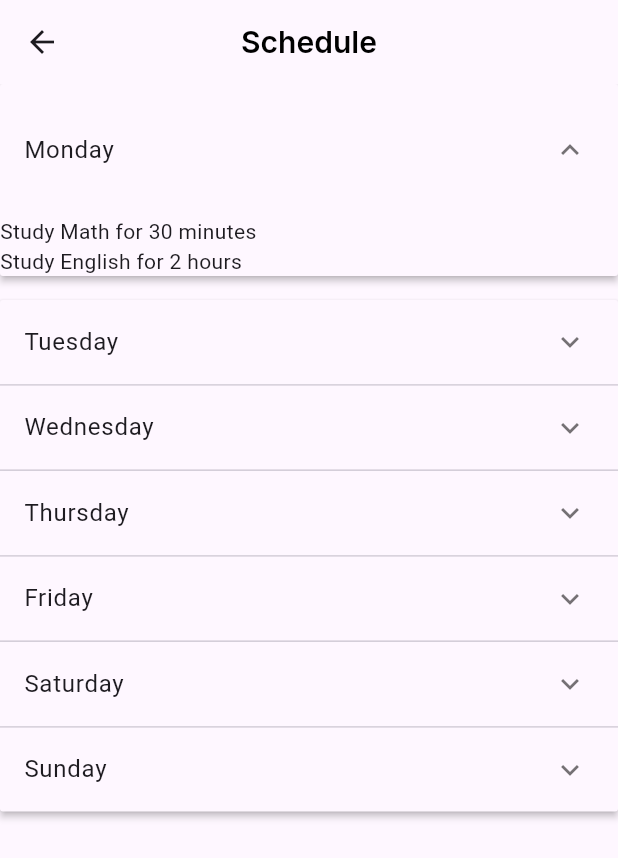
After one commit to sidqiarasyid/EduFlo, a Flutter app: the ScheduleAllPage screen opened directly, after a tap on the "expand more" icon, on a phone screen of 412 x 824 dp. The commit adds this screen. Shown: the top 858 px of the screen. Run offline on Flutter 3.47's test engine with Material 3 defaults, Android fonts, the phone set to English and light mode, and no system bars; our stand-ins replace flutter_svg, fluttertoast, google_fonts, just_audio, sqflite, stop_watch_timer and 1 more; accounts and stored records are empty.

Commit message:
feat: [GA] schedule all

```diff
--- /dev/null
+++ b/lib/local/dummy/schedule.dart
@@ -0,0 +1,6 @@
+import 'package:edu_flo/model/dummy/schedule_perDay.dart';
+
+List<ScheduleDay> one_week = [
+  ScheduleDay(activity: "Study Math for 30 minutes"),
+  ScheduleDay(activity: "Study English for 2 hours"),
+];
--- /dev/null
+++ b/lib/local/dummy/schedule_all.dart
@@ -0,0 +1,12 @@
+import 'package:edu_flo/local/dummy/schedule.dart';
+import 'package:edu_flo/model/dummy/all_schedule.dart';
+
+List<ScheduleAll> allSchedule = [
+  ScheduleAll(day: "Monday", schedule: one_week, expand: false),
+  ScheduleAll(day: "Tuesday", schedule: one_week, expand: false),
+  ScheduleAll(day: "Wednesday", schedule: one_week, expand: false),
+  ScheduleAll(day: "Thursday", schedule: one_week, expand: false),
+  ScheduleAll(day: "Friday", schedule: one_week, expand: false),
+  ScheduleAll(day: "Saturday", schedule: one_week, expand: false),
+  ScheduleAll(day: "Sunday", schedule: one_week, expand: false),
+];
--- /dev/null
+++ b/lib/model/dummy/all_schedule.dart
@@ -0,0 +1,9 @@
+import 'package:edu_flo/model/dummy/schedule_perDay.dart';
+
+class ScheduleAll {
+  String day;
+  List<ScheduleDay> schedule;
+  bool expand;
+
+  ScheduleAll({required this.day, required this.schedule, this.expand = false});
+}
--- /dev/null
+++ b/lib/model/dummy/schedule_perDay.dart
@@ -0,0 +1,5 @@
+class ScheduleDay{
+  String activity;
+
+  ScheduleDay({required this.activity});
+}
--- /dev/null
+++ b/lib/page/schedule_all.dart
@@ -0,0 +1,54 @@
+import 'package:edu_flo/code_assets/assets.dart';
+import 'package:edu_flo/local/dummy/schedule.dart';
+import 'package:edu_flo/local/dummy/schedule_all.dart';
+import 'package:edu_flo/model/dummy/all_schedule.dart';
+import 'package:flutter/material.dart';
+import 'package:google_fonts/google_fonts.dart';
+
+class ScheduleAllPage extends StatefulWidget {
+  const ScheduleAllPage({super.key});
+
+  @override
+  State<ScheduleAllPage> createState() => _ScheduleAllPageState();
+}
+
+class _ScheduleAllPageState extends State<ScheduleAllPage> {
+  bool active = false;
+
+  @override
+  Widget build(BuildContext context) {
+    return SafeArea(
+      child: Scaffold(
+        appBar: AppBar(
+            title: Text("Schedule", style: StyleText.appbarTitle(Colors.black)),
+            centerTitle: true),
+        body: SingleChildScrollView(
+          child: ExpansionPanelList(
+            expansionCallback: (int index, bool expand) {
+              setState(() {
+                allSchedule[index].expand = !(allSchedule[index].expand);
+              });
+            },
+            children: allSchedule.map<ExpansionPanel>((ScheduleAll step) {
+              return ExpansionPanel(
+                headerBuilder: (BuildContext context, bool isExpanded) {
+                  return ListTile(
+                    title: Text(step.day),
+                  );
+                },
+                body: ListView.builder(
+                  shrinkWrap: true,
+                  itemCount: one_week.length,
+                  itemBuilder: (BuildContext context, int index) {
+                    return Text(one_week[index].activity);
+                  },
+                ),
+                isExpanded: step.expand,
+              );
+            }).toList(),
+          ),
+        ),
+      ),
+    );
+  }
+}
```
Also changed, not shown: lib/page/home_edu.dart (+151 -3 lines).
